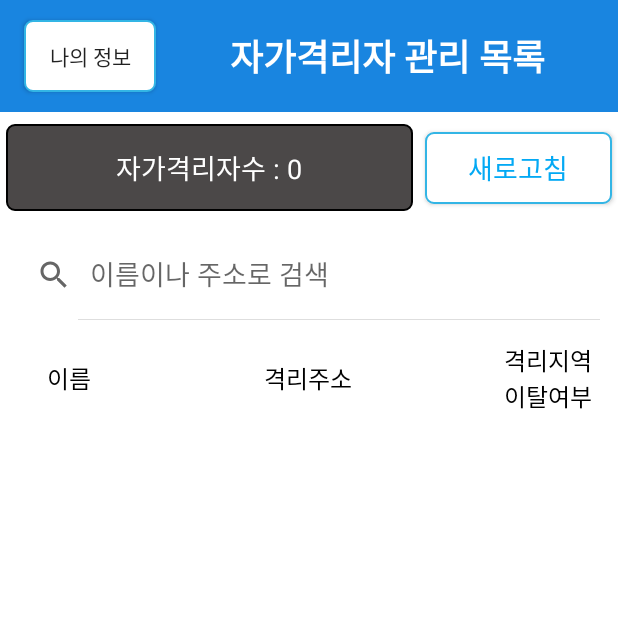
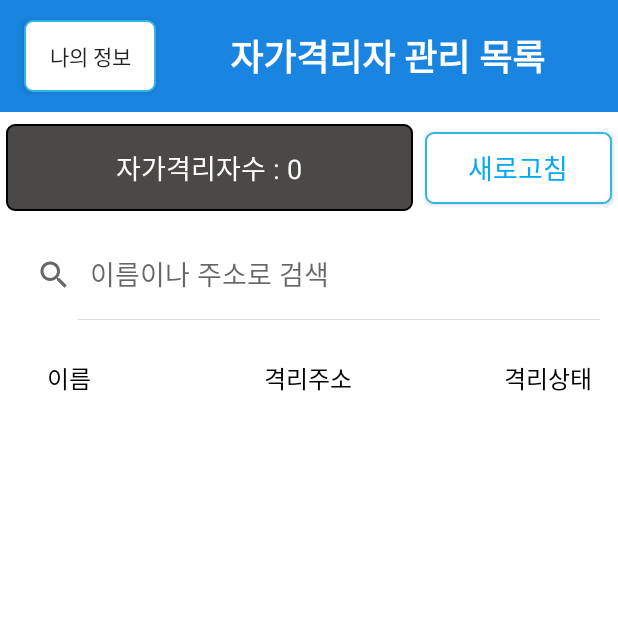
Before and after one commit to daegweon/corona_administrator, an Android app: the ManagingActivity screen opened directly, with no data from a screen before it, on a phone screen of 412 x 824 dp, the top half of it. Run offline under Robolectric (Android 15) with nearby library versions, the phone set to English and light mode, and no system bars.

Commit message:
fixed header state value

```diff
--- a/app/src/main/res/values/strings.xml
+++ b/app/src/main/res/values/strings.xml
@@ -2,14 +2,14 @@
     <string name="google_maps_key"><!--Google Map API KEY--></string>
 
     <string name="app_name">자가격리자 전담공무원</string>
-    <string name="dialog_name">격리자 상태 선택</string> n
+    <string name="dialog_name">격리자 상태 선택</string>
 
     <string name="ok">확인</string>
     <string name="cancel">취소</string>
 
     <string name="header_name">이름</string>
     <string name="header_address">격리주소</string>
-    <string name="header_state">격리지역\n이탈여부</string>
+    <string name="header_state">격리상태</string>
 
     <string name="people_inform_name">name</string>
     <string name="people_inform_address">address</string>
```
